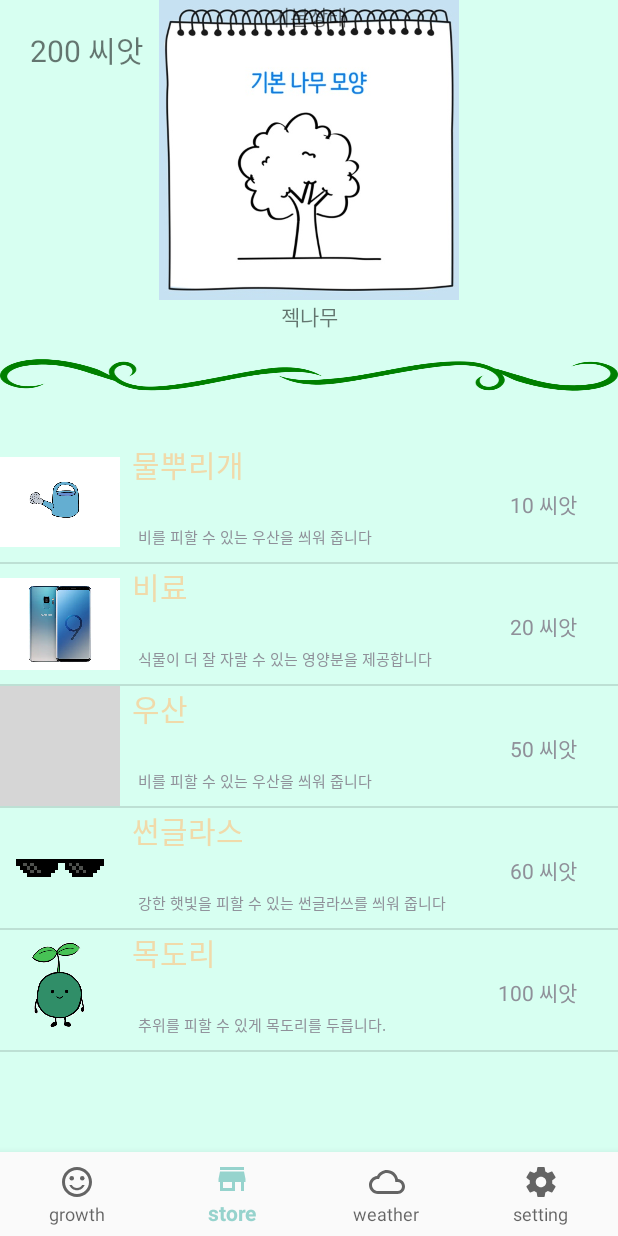
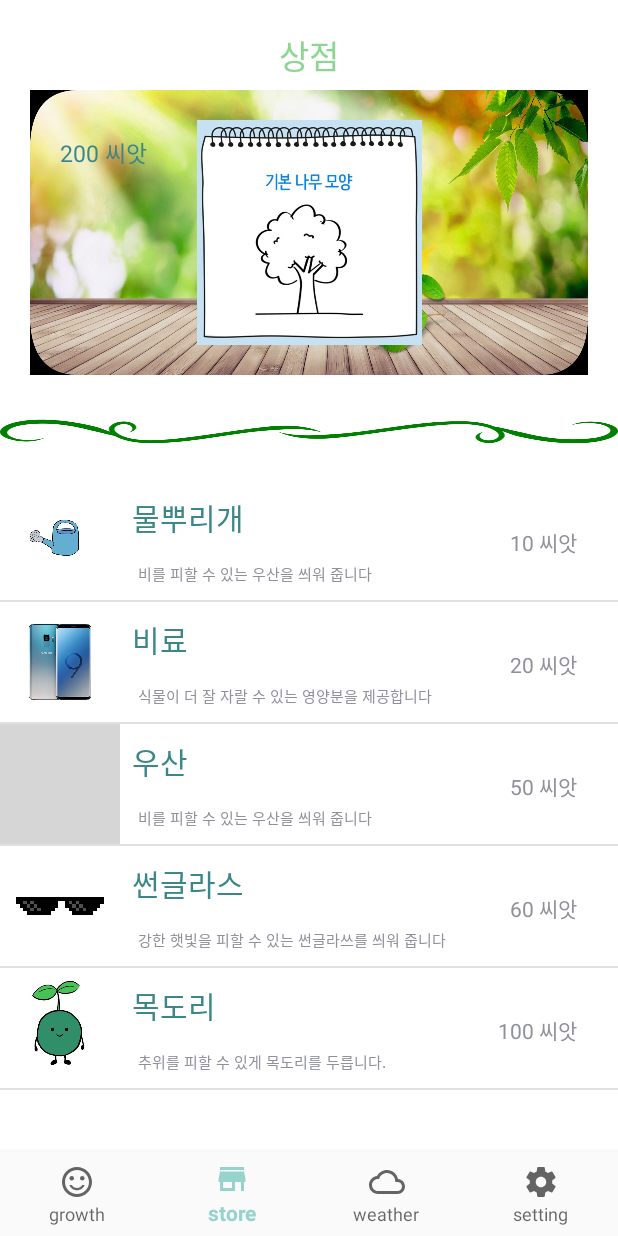
Before and after one commit to jinhoon227/KAZ, an Android app: the screen it shows after launch (MainActivity), item 2 of the bottom bar chosen, on a phone screen of 412 x 824 dp. Run offline under Robolectric (Android 15) with nearby library versions, the phone set to English and light mode, and no system bars; libraries missing offline, so code that uses them is left out: com.squareup.otto, org.json.simple; pictures from the network do not load; 19 statements that could not run were skipped; grey boxes are pictures that could not be loaded.

Commit message:
layout frag2

```diff
--- a/KAZ/app/src/main/java/samstnet/com/kaz/menu2_store/Menu2FragStore.java
+++ b/KAZ/app/src/main/java/samstnet/com/kaz/menu2_store/Menu2FragStore.java
@@ -170,8 +170,6 @@ public class Menu2FragStore extends Fragment {
         Glide.with(getActivity()).load(R.drawable.sunglasses).into(gifImage);
         statetext = rootView.findViewById(R.id.statetext);
         statetext.setText("기본상태");
-        TextView nametext = rootView.findViewById(R.id.nameText);
-        nametext.setText("젝나무");
 
         listview.setOnItemClickListener(new AdapterView.OnItemClickListener() {
             @Override
--- /dev/null
+++ b/KAZ/app/src/main/res/drawable/background_rounding.xml
@@ -0,0 +1,5 @@
+<?xml version="1.0" encoding="utf-8"?>
+<shape xmlns:android="http://schemas.android.com/apk/res/android"
+    android:shape="rectangle">
+    <corners android:radius="8dp"/>
+</shape>
--- a/KAZ/app/src/main/res/layout/fragment_menu2_frag_store.xml
+++ b/KAZ/app/src/main/res/layout/fragment_menu2_frag_store.xml
@@ -5,78 +5,84 @@
     xmlns:tools="http://schemas.android.com/tools"
     android:layout_width="match_parent"
     android:layout_height="match_parent"
-    android:background="@color/weekbackground2"
+    android:background="#ffffff"
+    >
+    <FrameLayout
+        android:layout_width="match_parent"
+        android:layout_height="250dp"
+        android:orientation="horizontal"
+        android:id="@+id/treeImageView"
         >
 
         <FrameLayout
+            android:id="@+id/stateframe"
             android:layout_width="match_parent"
-        android:layout_height="200dp"
-        android:orientation="horizontal"
-        android:id="@+id/treeImageView"
-        >
-        <ImageView
-            android:id="@+id/treeImage"
-            android:layout_width="match_parent"
-            android:layout_height="200dp"
-            android:layout_alignStart="@+id/treeImageView"
-            android:layout_alignTop="@+id/treeImageView"
-            android:layout_weight="1"
-            app:srcCompat="@drawable/imgexamtree"
-            android:layout_alignLeft="@+id/treeImageView" />
+            android:layout_height="match_parent"
+            android:layout_marginLeft="20dp"
+            android:layout_marginTop="60dp"
+            android:layout_marginRight="20dp"
+            android:layout_marginBottom="0dp"
+            android:padding="20dp"
+            android:background="@drawable/frag2background">
 
             <TextView
                 android:id="@+id/textView_money"
                 android:layout_width="100dp"
                 android:layout_height="wrap_content"
-            android:layout_alignParentStart="true"
-            android:layout_alignParentLeft="true"
+                android:layout_alignParentRight="true"
                 android:layout_alignParentTop="true"
-            android:layout_marginLeft="20dp"
-            android:layout_marginTop="18dp"
+                android:layout_marginRight="5dp"
+                android:layout_marginTop="10dp"
                 android:font="@font/bamin"
                 android:text="TextView"
-            android:textSize="20dp" />
+                android:textSize="15dp"
+                android:textColor="@color/frag2fontcolor"
+                />
+            <ImageView
+                android:id="@+id/treeImage"
+                android:layout_width="match_parent"
+                android:layout_height="match_parent"
+                android:layout_alignStart="@+id/treeImageView"
+                android:layout_alignTop="@+id/treeImageView"
+                app:srcCompat="@drawable/imgexamtree"
+                android:layout_alignLeft="@+id/treeImageView" />
 
             <TextView
-
                 android:id="@+id/statetext"
                 android:layout_width="match_parent"
-            android:layout_height="match_parent"
-            android:text="TextView"
+                android:layout_height="0dp"
+                android:layout_marginBottom="5dp"
                 android:gravity="center_horizontal"
                 />
+        </FrameLayout>
+        <TextView
+            android:id="@+id/textView2"
+            android:layout_width="match_parent"
+            android:layout_height="wrap_content"
+            android:layout_marginTop="20dp"
+            android:font="@font/bamin"
+            android:text="상점"
+            android:textColor="@color/weekchart"
+            android:textSize="22dp"
+            android:gravity="center_horizontal"
+            />
+
 
     </FrameLayout>
     <LinearLayout
         android:id="@+id/selectButtonVIew"
         android:layout_width="match_parent"
-        android:layout_height="100dp"
+        android:layout_height="75dp"
         android:layout_below="@id/treeImageView"
-        android:orientation="horizontal">
-
-        <FrameLayout
-            android:id="@+id/stateView"
-            android:layout_width="match_parent"
-            android:layout_height="match_parent"
-            android:layout_weight="1">
+        android:orientation="vertical"
+    >
         <ImageView
             android:id="@+id/imageView2"
             android:layout_width="match_parent"
             android:layout_height="wrap_content"
-                android:layout_alignStart="@+id/stateView"
             android:layout_weight="1"
             android:scaleType="fitXY"
-                app:srcCompat="@drawable/line"
-                android:layout_alignLeft="@+id/stateView" />
-
-            <TextView
-                android:id="@+id/nameText"
-                android:layout_width="match_parent"
-                android:layout_height="wrap_content"
-                android:text="TextView"
-                android:gravity="center"
-                />
-        </FrameLayout>
+            app:srcCompat="@drawable/line" />
 
 
     </LinearLayout>
--- a/KAZ/app/src/main/res/layout/list_item.xml
+++ b/KAZ/app/src/main/res/layout/list_item.xml
@@ -28,8 +28,10 @@
                 android:layout_width="wrap_content"
                 android:layout_height="wrap_content"
                 android:layout_alignParentTop="true"
+                android:layout_marginTop="10dp"
                 android:text="이름"
-                android:textColor="@color/lightblue"
+                android:textColor="@color/frag2fontcolor"
+                android:font="@font/bamin"
                 android:textSize="20dp" />
 
             <TextView
@@ -39,9 +41,10 @@
                 android:layout_alignParentBottom="true"
                 android:layout_marginStart="4dp"
                 android:layout_marginLeft="4dp"
-                android:layout_marginBottom="9dp"
+                android:layout_marginBottom="10dp"
                 android:layout_weight="1"
                 android:text="TextView"
+                android:font="@font/bamin"
                 android:textSize="10dp" />
 
             <TextView
@@ -54,6 +57,7 @@
                 android:layout_marginEnd="27dp"
                 android:layout_marginRight="27dp"
                 android:layout_marginBottom="28dp"
+                android:font="@font/bamin"
                 android:text="TextView" />
 
         </RelativeLayout>
--- a/KAZ/app/src/main/res/values/colors.xml
+++ b/KAZ/app/src/main/res/values/colors.xml
@@ -11,4 +11,5 @@
     <color name="wtfont">#77AF9C</color>
     <color name="wtdeepfont">#285943</color>
     <color name="wtmiddlefont">#548687</color>
+    <color name="frag2fontcolor">#3b8686</color>
 </resources>
```
Also changed, not shown: KAZ/app/src/main/res/drawable/frag2background.jpg (added). Lines whose indentation alone changed are shown as unchanged.
